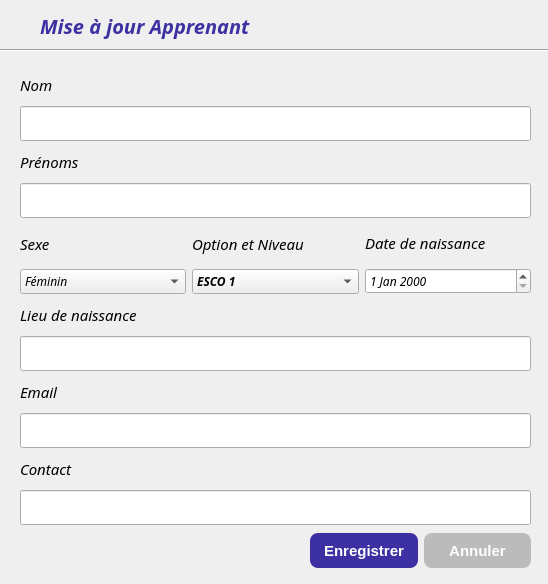
This is updateStudentDialog.ui in LAPTOP237/zanischool_desktop as Qt 5 draws it before an edit. The edited form follows.
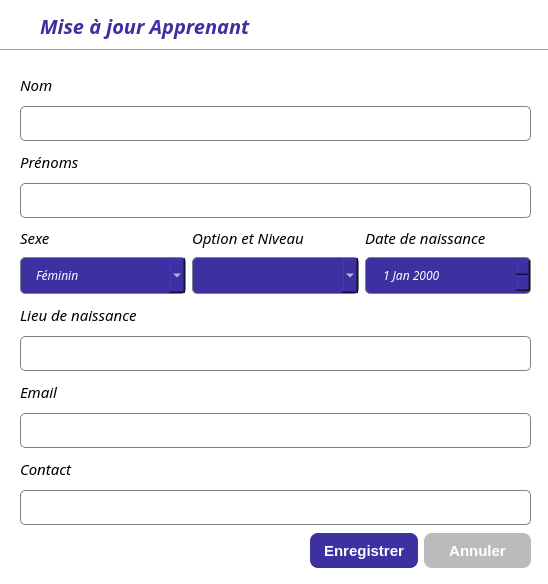
This is the edited form. Icons and pictures are not drawn.

Patch:
```diff
--- a/updateStudentDialog.ui
+++ b/updateStudentDialog.ui
@@ -17,6 +17,37 @@
    <iconset resource="resources.qrc">
     <normaloff>:/icons/logo_zanischool.png</normaloff>:/icons/logo_zanischool.png</iconset>
   </property>
+  <property name="styleSheet">
+   <string notr="true">QDialog{
+background-color: rgb(255, 255, 255);
+}
+
+QLineEdit{
+border: 1px solid gray;
+border-radius: 5px;
+height:35px;
+padding-left:15px;
+}
+
+QDateEdit{
+border: 1px solid gray;
+border-radius: 5px;
+height:35px;
+padding-left:15px;
+color:white;
+background-color: rgb(61, 48, 162);
+}
+
+QComboBox{
+border: 1px solid gray;
+border-radius: 5px;
+height:35px;
+padding-left:15px;
+color:white;
+background-color: rgb(61, 48, 162);
+selection-background-color: rgb(176, 94, 255);
+}</string>
+  </property>
   <widget class="QWidget" name="layoutWidget">
    <property name="geometry">
     <rect>
@@ -251,41 +282,6 @@
             <bold>true</bold>
            </font>
           </property>
-          <item>
-           <property name="text">
-            <string>ESCO 1</string>
-           </property>
-          </item>
-          <item>
-           <property name="text">
-            <string>ESCO 2</string>
-           </property>
-          </item>
-          <item>
-           <property name="text">
-            <string>ATELIER 1</string>
-           </property>
-          </item>
-          <item>
-           <property name="text">
-            <string>ATELIER 2</string>
-           </property>
-          </item>
-          <item>
-           <property name="text">
-            <string>COME 1</string>
-           </property>
-          </item>
-          <item>
-           <property name="text">
-            <string>COME 2</string>
-           </property>
-          </item>
-          <item>
-           <property name="text">
-            <string>COME 3</string>
-           </property>
-          </item>
          </widget>
         </item>
        </layout>
```
